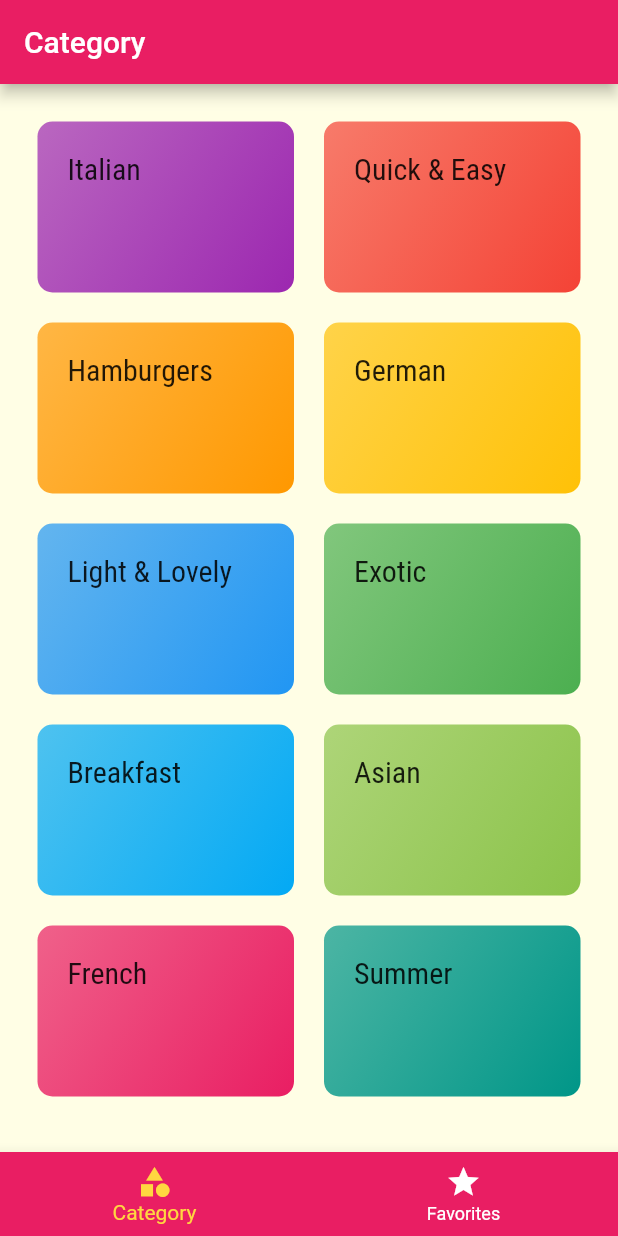
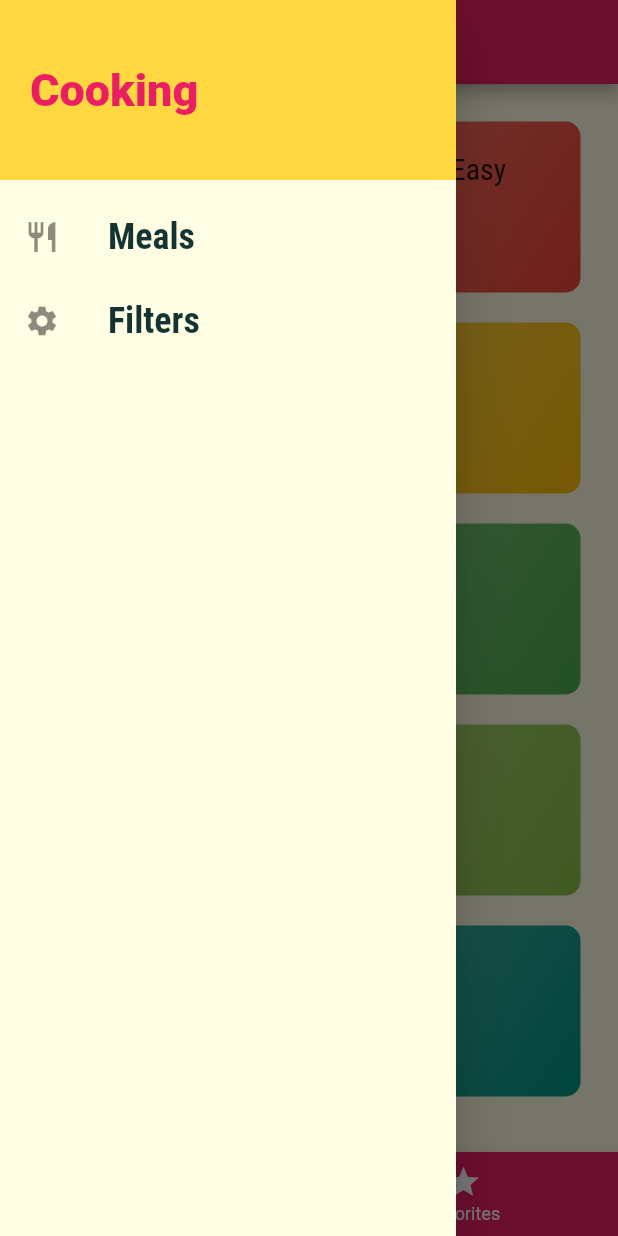
Before and after one commit to dreking/meals_app, a Flutter app: the screen it shows after launch, with the side drawer open (before the commit the screen has no drawer), on a phone screen of 412 x 824 dp. Run offline on Flutter 3.47's test engine with Material 2 defaults, Android fonts, the phone set to English and light mode, and no system bars; Roboto replaces fonts that are missing (Railway).

Commit message:
feat:added drawers

```diff
--- a/lib/main.dart
+++ b/lib/main.dart
@@ -1,5 +1,6 @@
 import 'package:flutter/material.dart';
 
+import './screens/filters_screen.dart';
 import './screens/tabs_screen.dart';
 import './screens/meal_detail_screen.dart';
 import './screens/category_meals_screen.dart';
@@ -27,7 +28,8 @@ class MyApp extends StatelessWidget {
       routes: {
         '/': (ctx) => TabsScreen(),
         CategoryMealsScreen.routeName: (ctx) => CategoryMealsScreen(),
-        MealDetailScreen.routeName: (ctx) => MealDetailScreen()
+        MealDetailScreen.routeName: (ctx) => MealDetailScreen(),
+        FiltersScreen.routeName: (ctx) => FiltersScreen(),
       },
       onUnknownRoute: (settings) {
         return MaterialPageRoute(builder: (ctx) => CategoriesScreen());
--- /dev/null
+++ b/lib/screens/filters_screen.dart
@@ -0,0 +1,16 @@
+import 'package:flutter/material.dart';
+
+import '../widgets/main_drawer.dart';
+
+class FiltersScreen extends StatelessWidget {
+  static const routeName = '/filters';
+  @override
+  Widget build(BuildContext context) {
+    return Scaffold(
+      appBar: AppBar(
+        title: Text('Filters'),
+      ),
+      drawer: MainDrawer(),
+    );
+  }
+}
--- a/lib/screens/meal_detail_screen.dart
+++ b/lib/screens/meal_detail_screen.dart
@@ -86,6 +86,12 @@ class MealDetailScreen extends StatelessWidget {
           ],
         ),
       ),
+      floatingActionButton: FloatingActionButton(
+        child: Icon(Icons.delete),
+        onPressed: () {
+          Navigator.of(context).pop(mealId);
+        },
+      ),
     );
   }
 }
--- a/lib/screens/tabs_screen.dart
+++ b/lib/screens/tabs_screen.dart
@@ -1,5 +1,6 @@
 import 'package:flutter/material.dart';
 
+import '../widgets/main_drawer.dart';
 import '../screens/favorites_screen.dart';
 import '../screens/categories_screen.dart';
 
@@ -27,6 +28,7 @@ class _TabsScreenState extends State<TabsScreen> {
       appBar: AppBar(
         title: Text(_pages[_selectedpageIndex]['title']),
       ),
+      drawer: MainDrawer(),
       body: _pages[_selectedpageIndex]['page'],
       bottomNavigationBar: BottomNavigationBar(
         backgroundColor: Theme.of(context).primaryColor,
--- /dev/null
+++ b/lib/widgets/main_drawer.dart
@@ -0,0 +1,55 @@
+import 'package:flutter/material.dart';
+import 'package:meals_app/screens/filters_screen.dart';
+
+class MainDrawer extends StatelessWidget {
+  Widget _buildListTile(String title, IconData icon, Function tapHandler) {
+    return ListTile(
+      leading: Icon(icon),
+      title: Text(
+        title,
+        style: TextStyle(
+          fontFamily: 'RobotoCondensed',
+          fontSize: 24,
+          fontWeight: FontWeight.bold,
+        ),
+      ),
+      onTap: tapHandler,
+    );
+  }
+
+  @override
+  Widget build(BuildContext context) {
+    return Drawer(
+      child: Column(
+        children: <Widget>[
+          Container(
+            height: 120,
+            width: double.infinity,
+            padding: EdgeInsets.all(20),
+            alignment: Alignment.centerLeft,
+            color: Theme.of(context).accentColor,
+            child: Text(
+              'Cooking',
+              style: TextStyle(
+                  fontWeight: FontWeight.w900,
+                  fontSize: 30,
+                  color: Theme.of(context).primaryColor),
+            ),
+          ),
+          SizedBox(height: 10),
+          _buildListTile(
+            'Meals',
+            Icons.restaurant,
+            () => Navigator.of(context).pushReplacementNamed('/'),
+          ),
+          _buildListTile(
+            'Filters',
+            Icons.settings,
+            () => Navigator.of(context)
+                .pushReplacementNamed(FiltersScreen.routeName),
+          ),
+        ],
+      ),
+    );
+  }
+}
```
Also changed, not shown: lib/screens/category_meals_screen.dart (+35 -9 lines), lib/widgets/meal_item.dart (+10 -1 lines).
